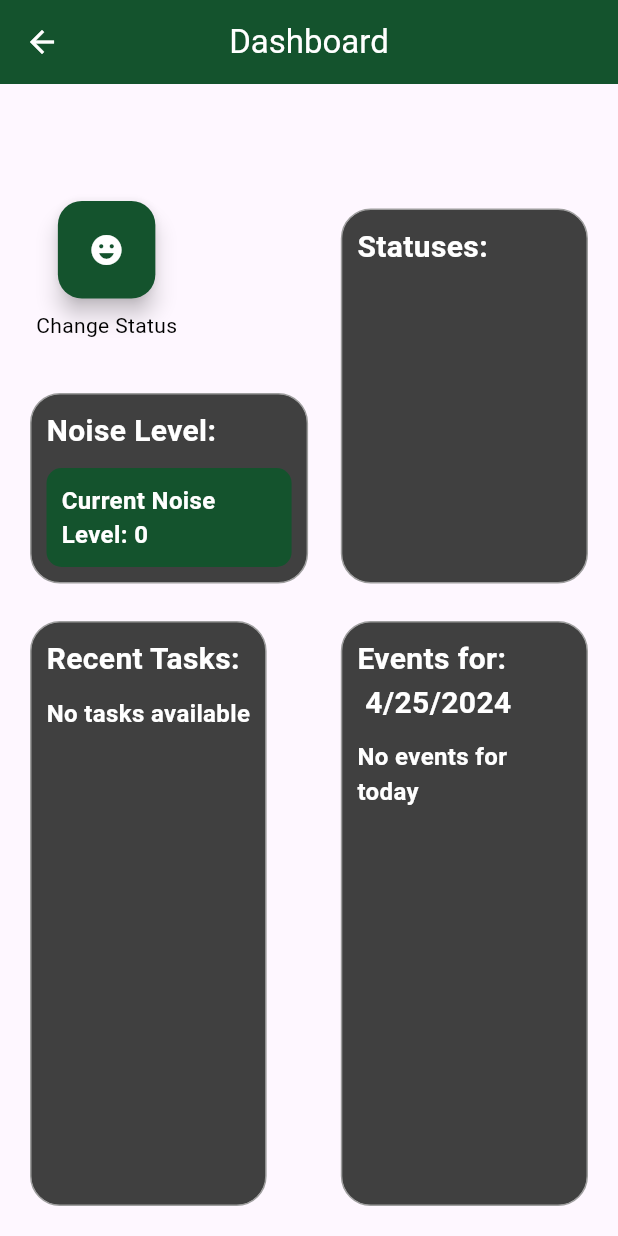
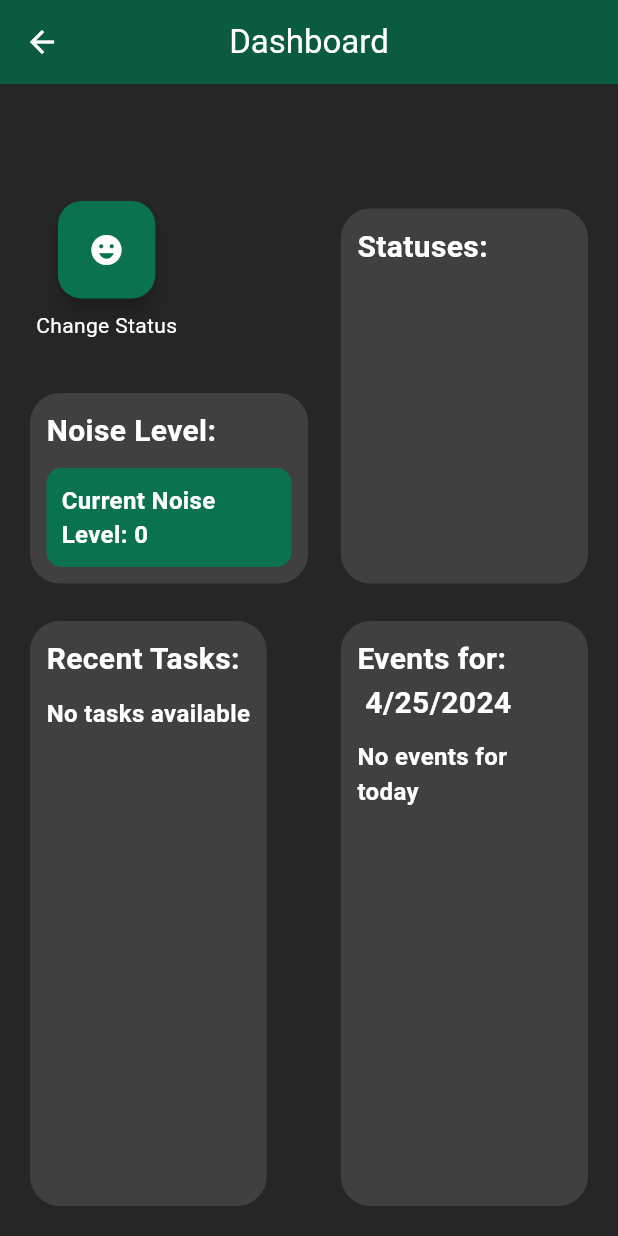
Before and after one commit to PG-002/CoHab, a Flutter app: the DashboardPage screen opened directly, on a phone screen of 412 x 824 dp. Run offline on Flutter 3.47's test engine with Material 3 defaults, Android fonts, the phone set to English and light mode, and no system bars; our stand-ins replace geolocator, google_maps_flutter, jwt_decoder, lucide_icons, socket_io_client; missing offline and left inert: flutter_neat_and_clean_calendar; accounts and stored records are empty; network calls fail.

Commit message:
Updated UI to match Website

```diff
--- a/cohab_mobile/lib/calendar.dart
+++ b/cohab_mobile/lib/calendar.dart
@@ -18,7 +18,7 @@ class CalendarHomePage extends StatelessWidget {
           'Calendar',
           style: TextStyle(color: Colors.white),
         ),
-        backgroundColor: const Color(0xFF14532d),
+        backgroundColor: const Color(0xFF0A5B40),
         iconTheme: const IconThemeData(color: Colors.white),
         titleSpacing: 0,
         centerTitle: true,
--- a/cohab_mobile/lib/dashboard.dart
+++ b/cohab_mobile/lib/dashboard.dart
@@ -140,12 +140,13 @@ class _Dashboard extends State<DashboardPage> {
   Widget build(BuildContext context) {
     String formattedDate = DateFormat('M/d/y').format(DateTime.now());
     return Scaffold(
+      backgroundColor: const Color(0xFF262626),
       appBar: AppBar(
         title: const Text(
           'Dashboard',
           style: TextStyle(color: Colors.white),
         ),
-        backgroundColor: const Color(0xFF14532d),
+        backgroundColor: const Color(0xFF0A5B40),
         iconTheme: const IconThemeData(color: Colors.white),
         titleSpacing: 0,
         centerTitle: true,
@@ -165,7 +166,7 @@ class _Dashboard extends State<DashboardPage> {
               decoration: BoxDecoration(
                 color: const Color(0xFF404040),
                 shape: BoxShape.rectangle,
-                border: Border.all(color: Colors.grey),
+                border: Border.all(color: const Color(0xFF404040)),
                 borderRadius: BorderRadius.circular(20),
               ),
               child: SingleChildScrollView(
@@ -189,7 +190,7 @@ class _Dashboard extends State<DashboardPage> {
                           return Container(
                             margin: const EdgeInsets.symmetric(vertical: 4),
                             decoration: BoxDecoration(
-                              color: const Color(0xFF14532d),
+                              color: const Color(0xFF0A724F),
                               borderRadius: BorderRadius.circular(8),
                             ),
                             child: ListTile(
@@ -230,7 +231,7 @@ class _Dashboard extends State<DashboardPage> {
             decoration: BoxDecoration(
               color: const Color(0xFF404040),
               shape: BoxShape.rectangle,
-              border: Border.all(color: Colors.grey),
+              border: Border.all(color: const Color(0xFF404040)),
               borderRadius: BorderRadius.circular(20),
             ),
             child: SingleChildScrollView(
@@ -262,7 +263,7 @@ class _Dashboard extends State<DashboardPage> {
                         margin: const EdgeInsets.only(bottom: 10),
                         padding: const EdgeInsets.all(10),
                         decoration: BoxDecoration(
-                          color: const Color(0xFF14532d),
+                          color: const Color(0xFF0A724F),
                           borderRadius: BorderRadius.circular(10),
                         ),
                         child: Column(
@@ -318,7 +319,7 @@ class _Dashboard extends State<DashboardPage> {
             decoration: BoxDecoration(
               color: const Color(0xFF404040),
               shape: BoxShape.rectangle,
-              border: Border.all(color: Colors.grey),
+              border: Border.all(color: const Color(0xFF404040)),
               borderRadius: BorderRadius.circular(20),
             ),
             child: Column(
@@ -336,7 +337,7 @@ class _Dashboard extends State<DashboardPage> {
               Container(
                 padding: const EdgeInsets.all(10),
                 decoration: BoxDecoration(
-                  color: const Color(0xFF14532d),
+                  color: const Color(0xFF0A724F),
                   borderRadius: BorderRadius.circular(10),
                 ),
                 child: Text(
@@ -366,7 +367,7 @@ class _Dashboard extends State<DashboardPage> {
           decoration: BoxDecoration(
             color: const Color(0xFF404040),
             shape: BoxShape.rectangle,
-            border: Border.all(color: Colors.grey),
+            border: Border.all(color: const Color(0xFF404040)),
             borderRadius: BorderRadius.circular(20),
           ),
           child: SingleChildScrollView(
@@ -406,7 +407,7 @@ class _Dashboard extends State<DashboardPage> {
                     margin: const EdgeInsets.only(bottom: 10),
                     padding: const EdgeInsets.all(10),
                     decoration: BoxDecoration(
-                      color: const Color(0xFF14532d),
+                      color: const Color(0xFF0A724F),
                       borderRadius: BorderRadius.circular(10),
                     ),
                     child: Column(
@@ -450,13 +451,13 @@ class _Dashboard extends State<DashboardPage> {
             children: [
               Tooltip(
                 message: 'Change Status',
-                textStyle: const TextStyle(color: Colors.black),
+                textStyle: const TextStyle(color: Colors.white),
                 child: SizedBox(
                   width: 65.0,
                   height: 65.0,
                   child: FloatingActionButton(
                     onPressed: _changeStatus,
-                    backgroundColor: const Color(0xFF14532d),
+                    backgroundColor: const Color(0xFF0A724F),
                     child: const Icon(Icons.emoji_emotions, color: Colors.white),
                   ),
                 ),
@@ -464,7 +465,7 @@ class _Dashboard extends State<DashboardPage> {
               const SizedBox(height: 8), // Add some space between the button and the text
               const Text(
                 'Change Status',
-                style: TextStyle(color: Colors.black),
+                style: TextStyle(color: Colors.white),
               ),
             ],
           ),
--- a/cohab_mobile/lib/groupchat.dart
+++ b/cohab_mobile/lib/groupchat.dart
@@ -129,7 +129,7 @@ class _ChatScreenState extends State<ChatScreen> {
           'Chat Room',
           style: TextStyle(color: Colors.white),
         ),
-        backgroundColor: const Color(0xFF14532d),
+        backgroundColor: const Color(0xFF0A5B40),
         iconTheme: const IconThemeData(color: Colors.white),
         titleSpacing: 0,
         centerTitle: true,
@@ -192,7 +192,7 @@ class _ChatScreenState extends State<ChatScreen> {
                     },
                     icon: Icon(
                       Icons.send,
-                      color: const Color(0xFF005A44), // Color of the current user's text bubble
+                      color: const Color(0xFF3BCB8E), // Color of the current user's text bubble
                     ),
                   ),
                 ],
--- a/cohab_mobile/lib/location.dart
+++ b/cohab_mobile/lib/location.dart
@@ -202,7 +202,7 @@ class _LocationTrackerPageState extends State<LocationTrackerPage> {
           'Location Tracker',
           style: TextStyle(color: Colors.white),
         ),
-        backgroundColor: const Color(0xFF14532d),
+        backgroundColor: const Color(0xFF0A5B40),
         iconTheme: const IconThemeData(color: Colors.white),
         titleSpacing: 0,
         centerTitle: true,
```
Also changed, not shown: cohab_mobile/lib/homepage.dart (+16 -15 lines), cohab_mobile/lib/noise_level.dart (+18 -6 lines), cohab_mobile/lib/settings.dart (+11 -3 lines), cohab_mobile/lib/task_list.dart (+4 -3 lines).
